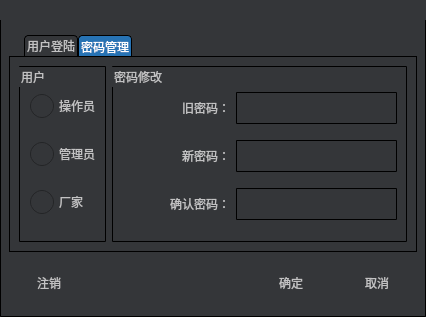
First picture: the form in dlg_authority.ui, repository eeyoo/yunsheng, before the edit.
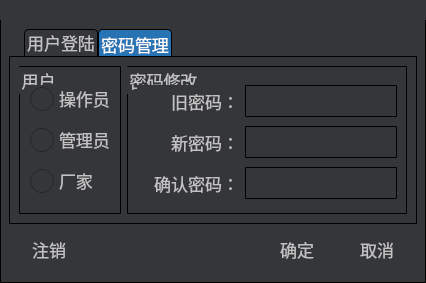
Second picture: the form after the edit. Icons and pictures are not drawn. Custom widgets are drawn as their Qt base class.

Commit message: changed UI font size

What changed in the file:
```diff
--- a/dlg_authority.ui
+++ b/dlg_authority.ui
@@ -7,16 +7,15 @@
     <x>0</x>
     <y>0</y>
     <width>426</width>
-    <height>317</height>
+    <height>283</height>
    </rect>
   </property>
   <property name="windowTitle">
    <string>Dialog</string>
   </property>
   <property name="styleSheet">
-   <string notr="true">
-*{
-font: 12px;
+   <string notr="true">*{
+font: 13pt;
 font-family: &quot;微软雅黑&quot;;
 }
 
@@ -172,6 +171,9 @@
 */</string>
   </property>
   <layout class="QVBoxLayout" name="verticalLayout_2">
+   <property name="spacing">
+    <number>0</number>
+   </property>
    <property name="margin">
     <number>0</number>
    </property>
@@ -187,6 +189,9 @@
    </item>
    <item>
     <layout class="QVBoxLayout" name="verticalLayout">
+     <property name="spacing">
+      <number>0</number>
+     </property>
      <property name="margin">
       <number>9</number>
      </property>
```
The commit also changes 19 other files.
